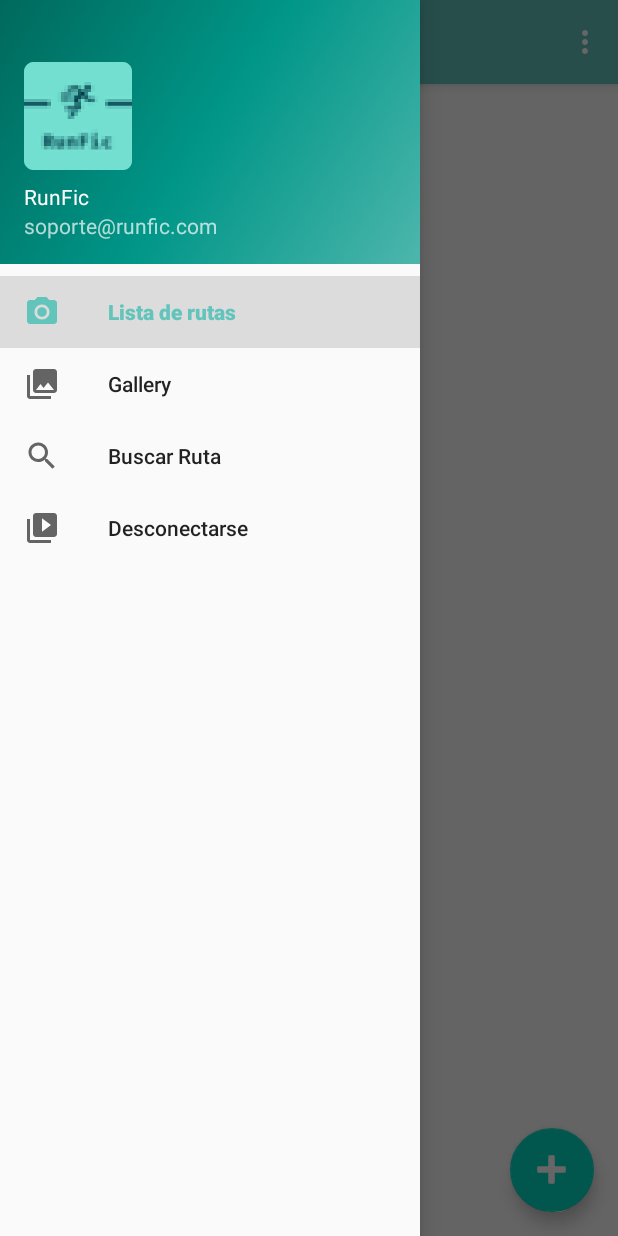
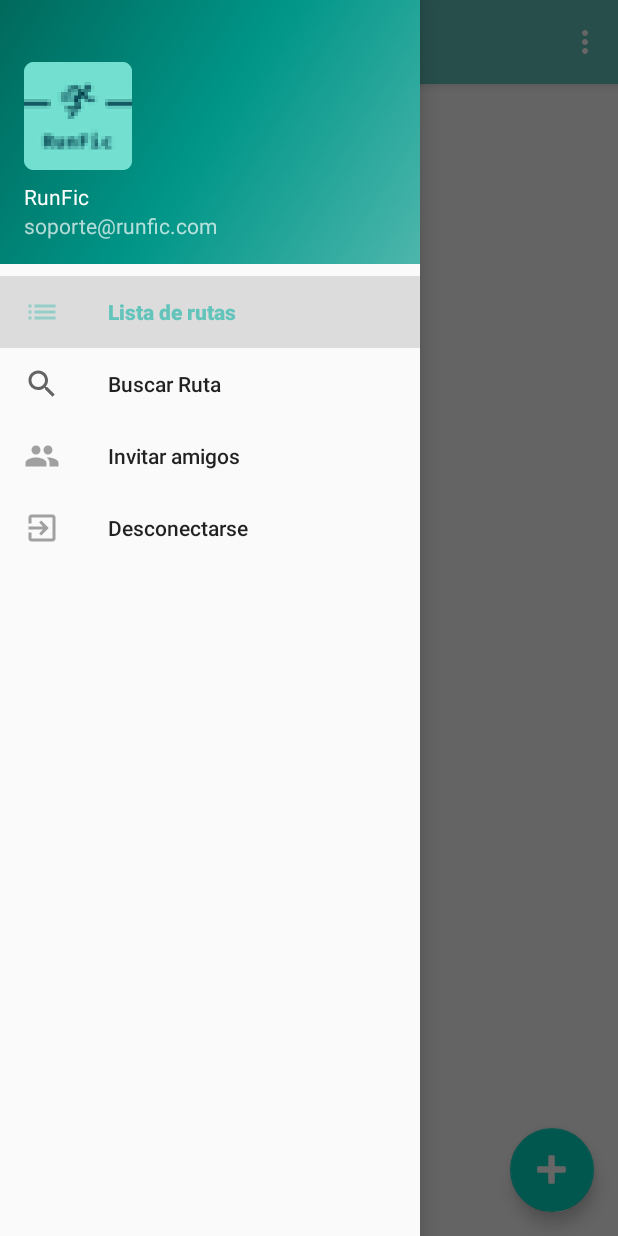
Before and after one commit to JParisR/RunFic, an Android app: the MainActivity screen opened directly, with no data from a screen before it, with the side drawer open, on a phone screen of 412 x 824 dp. Run offline under Robolectric (Android 15) with nearby library versions, the phone set to English and light mode, and no system bars; our stand-ins replace Firebase (no records; nobody signed in at launch, a user with empty details on screens opened directly), Picasso, navigation-ui; pictures from the network do not load.

Commit message:
Merge solucionado 2

```diff
--- a/app/src/main/java/es/udc/javier/parisr/trabajo_tutelado_psi/module/MainActivity.java
+++ b/app/src/main/java/es/udc/javier/parisr/trabajo_tutelado_psi/module/MainActivity.java
@@ -82,7 +82,8 @@ public class MainActivity extends AppCompatActivity {
     public void onShareItemSelected(MenuItem item){
         Intent intent = new Intent(Intent.ACTION_SEND);
         intent.setType("text/plain");
-        intent.putExtra(Intent.EXTRA_TEXT, "prueba");
+        intent.putExtra(Intent.EXTRA_TEXT, "¡Crea y comparte tus rutas de running favoritas! " +
+                "Descargala ya en: http://RunFic.com");
         startActivity(Intent.createChooser(intent,"Compartir por:"));
     }
 
--- a/app/src/main/res/menu/activity_main_drawer.xml
+++ b/app/src/main/res/menu/activity_main_drawer.xml
@@ -6,19 +6,20 @@
     <group android:checkableBehavior="single">
         <item
             android:id="@+id/nav_home"
-            android:icon="@drawable/ic_menu_camera"
+            android:icon="@drawable/ic_menu_list"
             android:title="@string/menu_home" />
-        <item
-            android:id="@+id/nav_gallery"
-            android:icon="@drawable/ic_menu_gallery"
-            android:title="@string/menu_gallery" />
         <item
             android:id="@+id/nav_slideshow"
             android:icon="@drawable/ic_search"
-            android:title="Buscar Ruta" />
+            android:title="@string/menu_search" />
+        <item
+            android:id="@+id/nav_gallery"
+            android:icon="@drawable/ic_menu_share"
+            android:title="@string/menu_gallery"
+            android:onClick="onShareItemSelected"/>
         <item
             android:id="@+id/nav_logout"
-            android:icon="@drawable/ic_menu_slideshow"
+            android:icon="@drawable/ic_menu_exit"
             android:title="@string/menu_logout"
             android:onClick="logOut"/>
     </group>
--- a/app/src/main/res/menu/menu.xml
+++ b/app/src/main/res/menu/menu.xml
@@ -1,6 +1,7 @@
 <?xml version="1.0" encoding="utf-8"?>
 <menu xmlns:android="http://schemas.android.com/apk/res/android"
     xmlns:app="http://schemas.android.com/apk/res-auto">
+
     <item
         android:id="@+id/action_settings"
         android:orderInCategory="100"
@@ -8,10 +9,4 @@
         android:onClick="onConfItemSelected"
         app:showAsAction="never" />
 
-    <item
-        android:id="@+id/action_share"
-        android:orderInCategory="100"
-        android:title="@string/action_share"
-        android:onClick="onShareItemSelected"
-        app:showAsAction="never" />
 </menu>
--- a/app/src/main/res/values/strings.xml
+++ b/app/src/main/res/values/strings.xml
@@ -17,7 +17,7 @@
     <string name="action_settings">Ajustes</string>
 
     <string name="menu_home">Lista de rutas</string>
-    <string name="menu_gallery">Gallery</string>
+    <string name="menu_gallery">Invitar amigos</string>
     <string name="menu_slideshow">Slideshow</string>
     <string name="menu_logout">Desconectarse</string>
     <string name="text_welcome">¡Accede a RunFic!</string>
@@ -34,4 +34,5 @@
     <string name="et_add_image">URL de la imagen</string>
     <string name="bt_add_route">Crear ruta</string>
     <string name="bt_reset_route">Reiniciar Ruta</string>
+    <string name="menu_search">Buscar Ruta</string>
 </resources>
```
